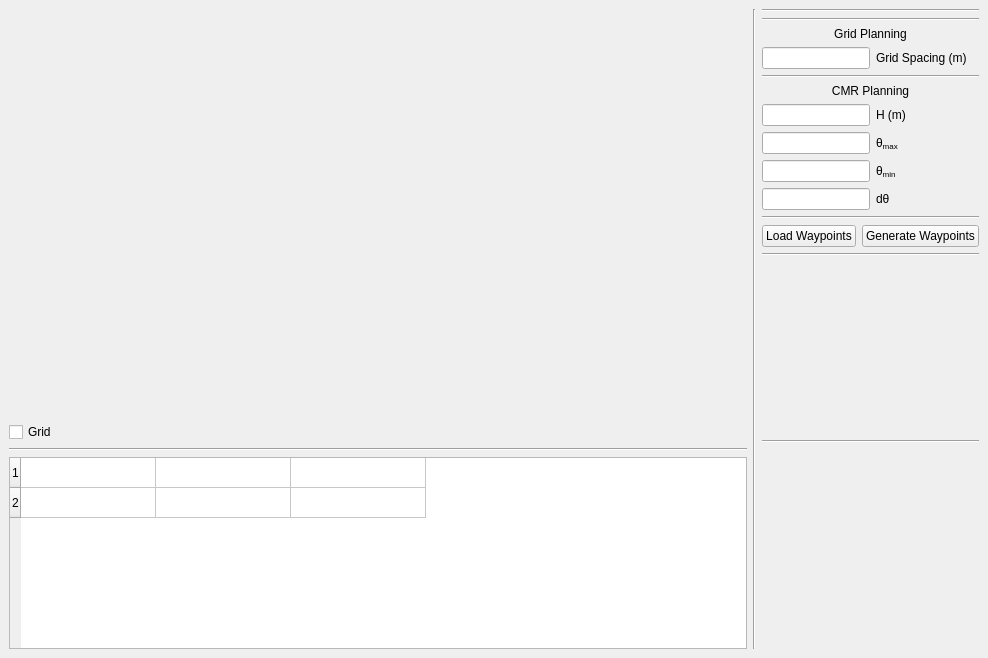
First picture: the form in src/main/python/gust/gui/ui/cmr_window.ui, repository drjdlarson/gust, before the edit.
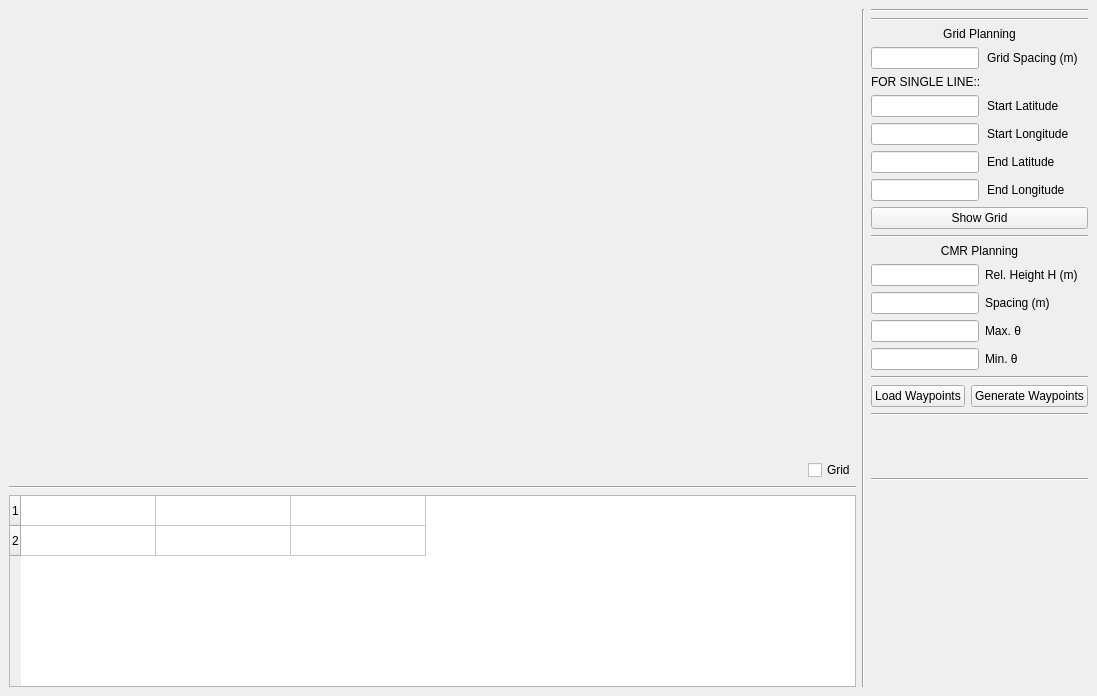
Second picture: the form after the edit. Custom widgets are drawn as their Qt base class.

Commit message: added separate map widget for CMR planning

What changed in the file:
```diff
--- a/src/main/python/gust/gui/ui/cmr_window.ui
+++ b/src/main/python/gust/gui/ui/cmr_window.ui
@@ -6,8 +6,8 @@
    <rect>
     <x>0</x>
     <y>0</y>
-    <width>988</width>
-    <height>658</height>
+    <width>1097</width>
+    <height>696</height>
    </rect>
   </property>
   <property name="windowTitle">
@@ -29,13 +29,6 @@
       </item>
       <item>
        <layout class="QHBoxLayout" name="horizontalLayout_checkboxes">
-        <item>
-         <widget class="QCheckBox" name="checkBox_grid">
-          <property name="text">
-           <string>Grid</string>
-          </property>
-         </widget>
-        </item>
         <item>
          <spacer name="horizontalSpacer">
           <property name="orientation">
@@ -49,6 +42,13 @@
           </property>
          </spacer>
         </item>
+        <item>
+         <widget class="QCheckBox" name="checkBox_grid">
+          <property name="text">
+           <string>Grid</string>
+          </property>
+         </widget>
+        </item>
        </layout>
       </item>
       <item>
@@ -135,7 +135,11 @@
       <item>
        <layout class="QFormLayout" name="formLayout_grid_planning">
         <item row="0" column="0">
-         <widget class="QLineEdit" name="lineEdit_grid_spacing"/>
+         <widget class="QLineEdit" name="lineEdit_grid_spacing">
+          <property name="readOnly">
+           <bool>false</bool>
+          </property>
+         </widget>
         </item>
         <item row="0" column="1">
          <widget class="QLabel" name="label_grid_spacing">
@@ -144,8 +148,76 @@
           </property>
          </widget>
         </item>
+        <item row="1" column="0">
+         <widget class="QLabel" name="label_3">
+          <property name="text">
+           <string>FOR SINGLE LINE::</string>
+          </property>
+         </widget>
+        </item>
+        <item row="2" column="0">
+         <widget class="QLineEdit" name="lineEdit_start_lat"/>
+        </item>
+        <item row="3" column="0">
+         <widget class="QLineEdit" name="lineEdit_start_lon">
+          <property name="sizePolicy">
+           <sizepolicy hsizetype="Expanding" vsizetype="Fixed">
+            <horstretch>0</horstretch>
+            <verstretch>0</verstretch>
+           </sizepolicy>
+          </property>
+         </widget>
+        </item>
+        <item row="4" column="0">
+         <widget class="QLineEdit" name="lineEdit_end_lat"/>
+        </item>
+        <item row="5" column="0">
+         <widget class="QLineEdit" name="lineEdit_end_lon">
+          <property name="sizePolicy">
+           <sizepolicy hsizetype="Expanding" vsizetype="Fixed">
+            <horstretch>0</horstretch>
+            <verstretch>0</verstretch>
+           </sizepolicy>
+          </property>
+         </widget>
+        </item>
+        <item row="2" column="1">
+         <widget class="QLabel" name="label">
+          <property name="text">
+           <string>Start Latitude</string>
+          </property>
+         </widget>
+        </item>
+        <item row="3" column="1">
+         <widget class="QLabel" name="label_2">
+          <property name="text">
+           <string>Start Longitude</string>
+          </property>
+         </widget>
+        </item>
+        <item row="4" column="1">
+         <widget class="QLabel" name="label_4">
+          <property name="text">
+           <string>End Latitude</string>
+          </property>
+         </widget>
+        </item>
+        <item row="5" column="1">
+         <widget class="QLabel" name="label_5">
+          <property name="text">
+           <string>End Longitude</string>
+          </property>
+         </widget>
+        </item>
        </layout>
       </item>
+      <item>
+       <widget class="QPushButton" name="pushButton_draw_grid">
+        <property name="text">
+         <string>Show Grid</string>
+        </property>
+       </widget>
+      </item>
       <item>
        <widget class="Line" name="line_5">
         <property name="orientation">
@@ -171,37 +243,37 @@
         <item row="0" column="1">
          <widget class="QLabel" name="label_rel_height">
           <property name="text">
-           <string>&lt;html&gt;&lt;head/&gt;&lt;body&gt;&lt;p&gt;H (m)&lt;/p&gt;&lt;/body&gt;&lt;/html&gt;</string>
+           <string>&lt;html&gt;&lt;head/&gt;&lt;body&gt;&lt;p&gt;Rel. Height H (m)&lt;/p&gt;&lt;/body&gt;&lt;/html&gt;</string>
           </property>
          </widget>
         </item>
         <item row="1" column="0">
-         <widget class="QLineEdit" name="lineEdit_theta_max"/>
+         <widget class="QLineEdit" name="lineEdit_spacing"/>
         </item>
         <item row="1" column="1">
+         <widget class="QLabel" name="label_spacing">
+          <property name="text">
+           <string>Spacing (m)</string>
+          </property>
+         </widget>
+        </item>
+        <item row="2" column="0">
+         <widget class="QLineEdit" name="lineEdit_theta_max"/>
+        </item>
+        <item row="2" column="1">
          <widget class="QLabel" name="label_theta_max">
           <property name="text">
-           <string>&lt;p&gt;&amp;theta;&lt;sub&gt;max&lt;/sub&gt;&lt;/p&gt;</string>
+           <string>&lt;html&gt;&lt;head/&gt;&lt;body&gt;&lt;p&gt;Max. θ&lt;/p&gt;&lt;/body&gt;&lt;/html&gt;</string>
           </property>
          </widget>
         </item>
-        <item row="2" column="0">
+        <item row="3" column="0">
          <widget class="QLineEdit" name="lineEdit_theta_min"/>
         </item>
-        <item row="2" column="1">
+        <item row="3" column="1">
          <widget class="QLabel" name="label_theta_min">
           <property name="text">
-           <string>&lt;p&gt;&amp;theta;&lt;sub&gt;min&lt;/sub&gt;&lt;/p&gt;</string>
-          </property>
-         </widget>
-        </item>
-        <item row="3" column="0">
-         <widget class="QLineEdit" name="lineEdit_theta_spacing"/>
-        </item>
-        <item row="3" column="1">
-         <widget class="QLabel" name="label_theta_spacing">
-          <property name="text">
-           <string>&lt;p&gt;d&amp;theta;&lt;/p&gt;</string>
+           <string>&lt;html&gt;&lt;head/&gt;&lt;body&gt;&lt;p&gt;Min. θ&lt;/p&gt;&lt;/body&gt;&lt;/html&gt;</string>
           </property>
          </widget>
         </item>
```
Left out of the diff: 10 changed lines with no effect on the pictures. The commit also changes 6 other files.
